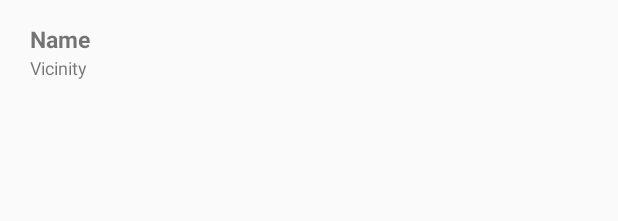
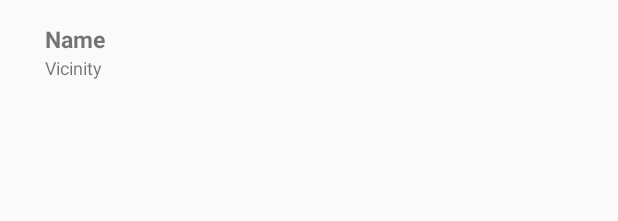
Before and after one commit to rjdeniega/Chibog, an Android app: the layout item_place.xml on its own in the app's theme, with its tools: preview values and no code run, on a phone screen of 412 x 824 dp. Shown: the top 221 px of the screen. Run offline under Robolectric (Android 15) with nearby library versions, the phone set to English and light mode, and no system bars.

Commit message:
Fixed Padding

```diff
--- a/app/src/main/res/layout/item_place.xml
+++ b/app/src/main/res/layout/item_place.xml
@@ -6,11 +6,9 @@
     android:background="?attr/selectableItemBackground"
     android:clickable="true"
     android:focusable="true"
-    android:layout_marginTop="10dp"
-    android:layout_marginBottom="10dp"
+    android:padding="10dp"
     >
     <LinearLayout
-
         android:layout_marginLeft="20dp"
         android:layout_width="wrap_content"
         android:layout_height="match_parent"
```
